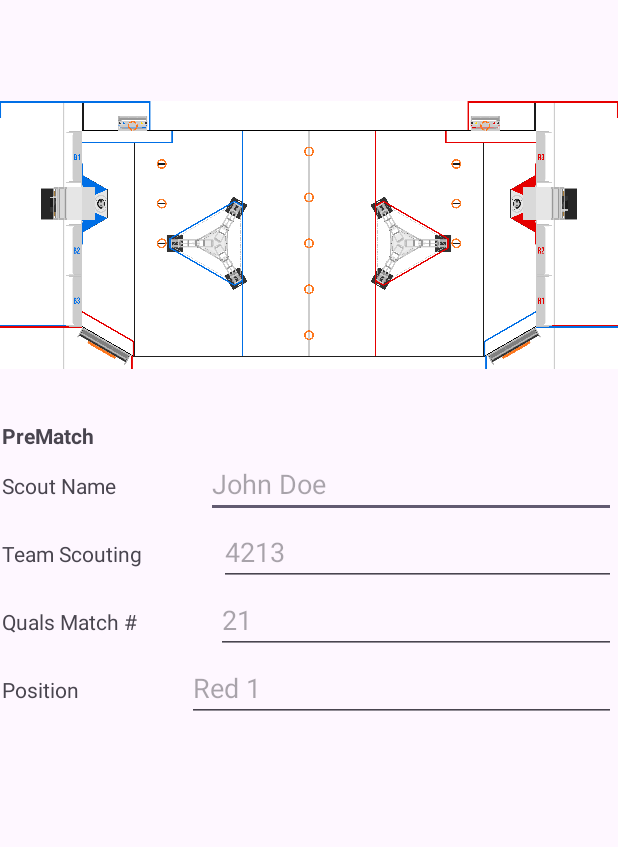
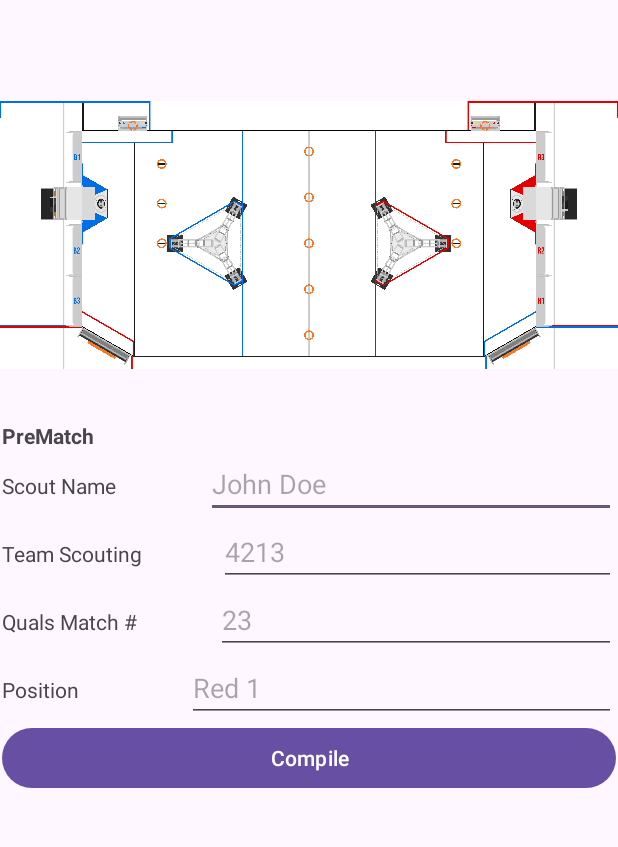
Before and after one commit to BucketHatGuy/BrightScout, an Android app: the ScoutActivity screen opened directly, with no data from a screen before it, on a phone screen of 412 x 824 dp, the part 96-943 px from its top. Run offline under Robolectric (Android 15) with nearby library versions, the phone set to English and light mode, and no system bars.

Commit message:
new textedit boxes for number only questions, compile button gives toast with scout model unless boxes empty, in which said boxes will turn red

```diff
--- a/app/src/main/java/com/example/myapplication/MainActivity.java
+++ b/app/src/main/java/com/example/myapplication/MainActivity.java
@@ -18,6 +18,8 @@ import androidx.core.graphics.Insets;
 import androidx.core.view.ViewCompat;
 import androidx.core.view.WindowInsetsCompat;
 
+import java.util.ArrayList;
+import java.util.List;
 import java.util.Objects;
 
 public class MainActivity extends AppCompatActivity {
--- a/app/src/main/res/layout/activity_scout.xml
+++ b/app/src/main/res/layout/activity_scout.xml
@@ -99,7 +99,8 @@
                         android:layout_weight="1"
                         android:ems="10"
                         android:hint="4213"
-                        android:inputType="text" />
+                        android:inputType="number" />
+
                 </LinearLayout>
 
                 <LinearLayout
@@ -120,8 +121,9 @@
                         android:layout_height="wrap_content"
                         android:layout_weight="1"
                         android:ems="10"
-                        android:hint="21"
-                        android:inputType="text" />
+                        android:hint="23"
+                        android:inputType="number" />
+
                 </LinearLayout>
 
                 <LinearLayout
@@ -145,7 +147,19 @@
                         android:hint="Red 1"
                         android:inputType="text" />
                 </LinearLayout>
+
+                <Button
+                    android:id="@+id/compileButton"
+                    android:layout_width="match_parent"
+                    android:layout_height="wrap_content"
+                    android:text="Compile" />
+
             </LinearLayout>
+
+            <ListView
+                android:id="@+id/listView"
+                android:layout_width="match_parent"
+                android:layout_height="match_parent" />
 
         </LinearLayout>
     </ScrollView>
```
Also changed, not shown: app/src/main/java/com/example/myapplication/ScoutActivity.java (+74 -0 lines), app/src/main/java/com/example/myapplication/ScoutModel.java (added, +68 -0 lines).
